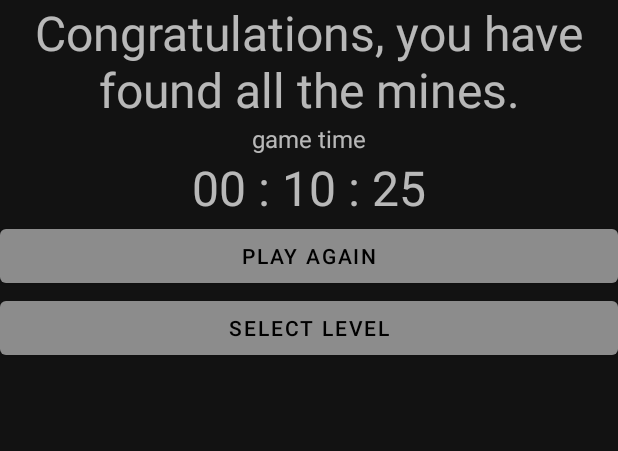
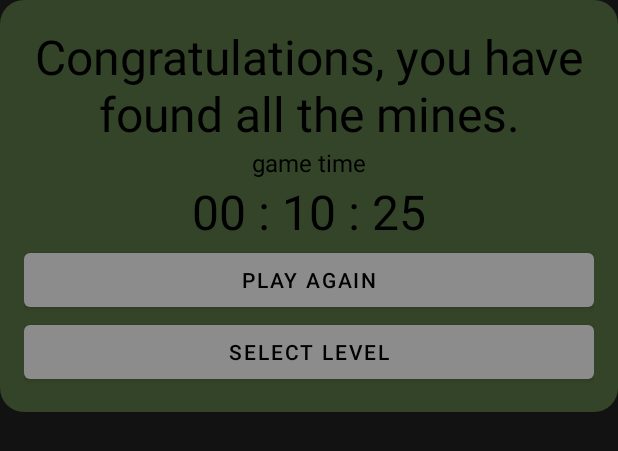
Before and after one commit to chicony83/SapperGame, an Android app: the layout layout_win_game.xml on its own in the app's theme, with its tools: preview values and no code run, on a phone screen of 412 x 824 dp. Shown: the top 451 px of the screen. Run offline under Robolectric (Android 15) with nearby library versions, the light colour scheme and no system bars.

Commit message:
layouts changed

```diff
--- a/app/src/main/java/com/chico/sapper/GameActivity.kt
+++ b/app/src/main/java/com/chico/sapper/GameActivity.kt
@@ -165,7 +165,7 @@ class GameActivity : AppCompatActivity(), View.OnClickListener {
 
 //        changeResourcesOfDayNightMode()
         getNightColorsResource()
-        setNightBackgroundsOnMessageLayouts()
+//        setNightBackgroundsOnMessageLayouts()
 
         getStringRes()
         getImagesRes()
@@ -230,8 +230,8 @@ class GameActivity : AppCompatActivity(), View.OnClickListener {
     }
 
     private fun setNightBackgroundsOnMessageLayouts() {
-        looseGameMessageLayout.setBackgroundColor(colorOnPrimary)
-        winGameMessageLayout.setBackgroundColor(colorOnPrimary)
+//        looseGameMessageLayout.setBackgroundColor(colorOnPrimary)
+//        winGameMessageLayout.setBackgroundColor(colorOnPrimary)
     }
 
     override fun onBackPressed() {
--- /dev/null
+++ b/app/src/main/res/drawable/dim_background_is_win.xml
@@ -0,0 +1,7 @@
+<?xml version="1.0" encoding="utf-8"?>
+<shape xmlns:android="http://schemas.android.com/apk/res/android"
+    android:shape="rectangle">
+    <solid android:color="#994B6737"/>
+
+    <corners android:radius="@dimen/marginDouble"/>
+</shape>
--- a/app/src/main/res/layout/layout_win_game.xml
+++ b/app/src/main/res/layout/layout_win_game.xml
@@ -2,13 +2,15 @@
 <LinearLayout xmlns:android="http://schemas.android.com/apk/res/android"
     xmlns:tools="http://schemas.android.com/tools"
     android:id="@+id/winGameMessage_layout"
-    style="@style/EndGameLayout">
+    style="@style/EndGameLayout"
+    android:background="@drawable/dim_background_is_win">
 
     <TextView
         android:layout_width="match_parent"
         android:layout_height="wrap_content"
         android:gravity="center"
         android:text="@string/winGameMessage"
+        android:textColor="@color/black"
         android:textSize="@dimen/H1" />
 
     <TextView
@@ -16,6 +18,7 @@
         android:layout_height="wrap_content"
         android:gravity="center"
         android:text="@string/game_time"
+        android:textColor="@color/black"
         android:textSize="@dimen/H2" />
 
     <TextView
@@ -23,6 +26,7 @@
         android:layout_width="match_parent"
         android:layout_height="wrap_content"
         android:gravity="center"
+        android:textColor="@color/black"
         android:textSize="@dimen/H1"
         tools:text="00 : 10 : 25" />
 
@@ -30,7 +34,8 @@
         android:id="@+id/button_playAgain_isWIN"
         android:layout_width="match_parent"
         android:layout_height="wrap_content"
-        android:text="@string/buttonPlayAgain_text"/>
+        android:text="@string/buttonPlayAgain_text" />
+
     <Button
         android:id="@+id/button_selectLevel_isWIN"
         android:layout_width="match_parent"
--- a/app/src/main/res/values/themes.xml
+++ b/app/src/main/res/values/themes.xml
@@ -46,5 +46,8 @@
         <item name="android:layout_width">match_parent</item>
         <item name="android:layout_height">wrap_content</item>
         <item name="android:orientation">vertical</item>
+        <item name="android:padding">@dimen/marginDouble</item>
+
+
     </style>
 </resources>
```
Also changed, not shown: app/src/main/res/drawable/dim_background_is_loose.xml (added, +7 -0 lines), app/src/main/res/layout/activity_game.xml (+24 -7 lines), app/src/main/res/layout/layout_loose_game.xml (+8 -4 lines), 1 other file.
